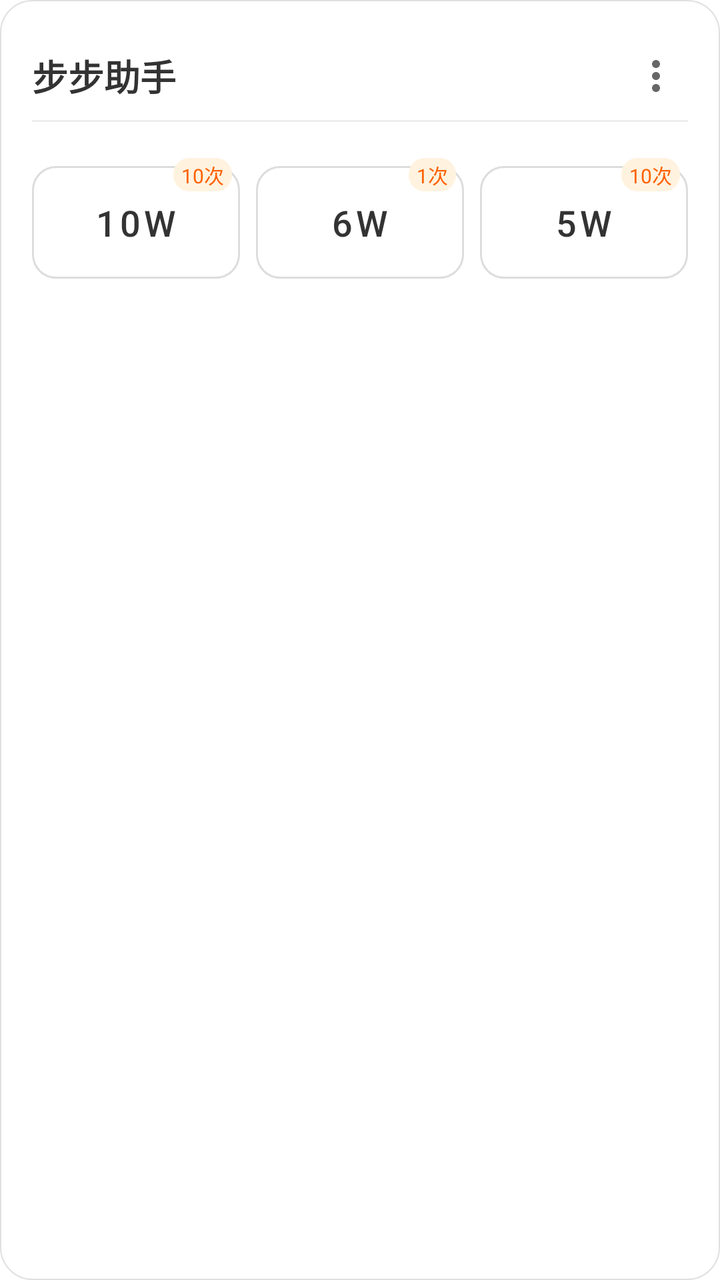
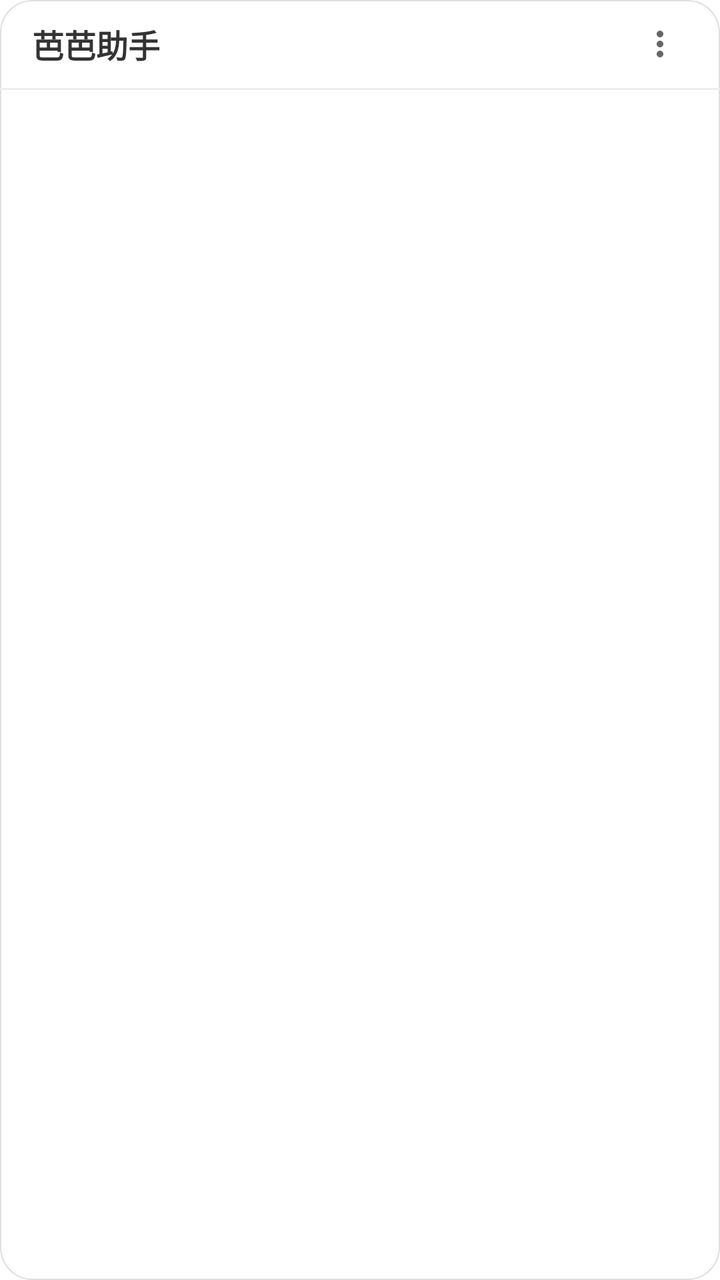

Two renders of the same Android screen: before a commit and after it. Below are the layout's source before the change and the commit's diff.
<!-- AndroidManifest.xml: application theme Theme.Bbzs -->
<!-- res/layout/layout_floating_menu.xml -->
<?xml version="1.0" encoding="utf-8"?>
<LinearLayout xmlns:android="http://schemas.android.com/apk/res/android"
    xmlns:app="http://schemas.android.com/apk/res-auto"
    android:layout_width="300dp"
    android:layout_height="wrap_content"
    android:orientation="vertical"
    android:background="@drawable/bg_menu_panel"
    android:padding="16dp">

    
    <RelativeLayout
        android:layout_width="match_parent"
        android:layout_height="wrap_content"
        android:paddingBottom="12dp">

        <TextView
            android:layout_width="wrap_content"
            android:layout_height="wrap_content"
            android:text="步步助手"
            android:textSize="18sp"
            android:textColor="#333333"
            android:textStyle="bold"
            android:layout_centerVertical="true" />

        <ImageView
            android:id="@+id/iv_menu_more"
            android:layout_width="32dp"
            android:layout_height="32dp"
            android:layout_alignParentEnd="true"
            android:layout_centerVertical="true"
            android:src="@drawable/ic_more"
            android:contentDescription="更多选项"
            android:padding="4dp"
            android:clickable="true"
            android:focusable="true" />

    </RelativeLayout>

    
    <View
        android:layout_width="match_parent"
        android:layout_height="1dp"
        android:background="#EEEEEE" />

    
    <LinearLayout
        android:layout_width="match_parent"
        android:layout_height="wrap_content"
        android:orientation="horizontal"
        android:layout_marginTop="16dp"
        android:gravity="center">

        
        <FrameLayout
            android:layout_width="0dp"
            android:layout_height="wrap_content"
            android:layout_weight="1"
            android:layout_marginEnd="8dp">

            <com.google.android.material.button.MaterialButton
                android:id="@+id/btn_10w"
                style="@style/FunctionButton"
                android:layout_width="match_parent"
                android:layout_height="wrap_content"
                android:text="10W"
                app:cornerRadius="12dp" />

            <TextView
                android:layout_width="wrap_content"
                android:layout_height="wrap_content"
                android:layout_gravity="end|top"
                android:layout_marginTop="2dp"
                android:layout_marginEnd="4dp"
                android:text="10次"
                android:textSize="10sp"
                android:textColor="#FF6200"
                android:background="@drawable/bg_badge" />
        </FrameLayout>

        
        <FrameLayout
            android:layout_width="0dp"
            android:layout_height="wrap_content"
            android:layout_weight="1"
            android:layout_marginEnd="8dp">

            <com.google.android.material.button.MaterialButton
                android:id="@+id/btn_6w"
                style="@style/FunctionButton"
                android:layout_width="match_parent"
                android:layout_height="wrap_content"
                android:text="6W"
                app:cornerRadius="12dp" />

            <TextView
                android:layout_width="wrap_content"
                android:layout_height="wrap_content"
                android:layout_gravity="end|top"
                android:layout_marginTop="2dp"
                android:layout_marginEnd="4dp"
                android:text="1次"
                android:textSize="10sp"
                android:textColor="#FF6200"
                android:background="@drawable/bg_badge" />
        </FrameLayout>

        
        <FrameLayout
            android:layout_width="0dp"
            android:layout_height="wrap_content"
            android:layout_weight="1">

            <com.google.android.material.button.MaterialButton
                android:id="@+id/btn_5w"
                style="@style/FunctionButton"
                android:layout_width="match_parent"
                android:layout_height="wrap_content"
                android:text="5W"
                app:cornerRadius="12dp" />

            <TextView
                android:layout_width="wrap_content"
                android:layout_height="wrap_content"
                android:layout_gravity="end|top"
                android:layout_marginTop="2dp"
                android:layout_marginEnd="4dp"
                android:text="10次"
                android:textSize="10sp"
                android:textColor="#FF6200"
                android:background="@drawable/bg_badge" />
        </FrameLayout>

    </LinearLayout>

</LinearLayout>
<!-- resources referenced by this layout -->
<resources>
  <!-- drawable bg_badge (drawable) -->
  <?xml version="1.0" encoding="utf-8"?>
  <shape xmlns:android="http://schemas.android.com/apk/res/android"
      android:shape="rectangle">
      <solid android:color="#FFF3E0" />
      <corners android:radius="8dp" />
      <padding
          android:left="4dp"
          android:top="1dp"
          android:right="4dp"
          android:bottom="1dp" />
  </shape>
  <!-- drawable bg_menu_panel (drawable) -->
  <?xml version="1.0" encoding="utf-8"?>
  <shape xmlns:android="http://schemas.android.com/apk/res/android"
      android:shape="rectangle">
      <solid android:color="#FFFFFF" />
      <corners android:radius="16dp" />
      <stroke
          android:width="0.5dp"
          android:color="#E0E0E0" />
  </shape>
  <!-- drawable ic_more (drawable) -->
  <?xml version="1.0" encoding="utf-8"?>
  <vector xmlns:android="http://schemas.android.com/apk/res/android"
      android:width="24dp"
      android:height="24dp"
      android:viewportWidth="24"
      android:viewportHeight="24">
      <path
          android:fillColor="#666666"
          android:pathData="M12,8c1.1,0 2,-0.9 2,-2s-0.9,-2 -2,-2 -2,0.9 -2,2 0.9,2 2,2zM12,10c-1.1,0 -2,0.9 -2,2s0.9,2 2,2 2,-0.9 2,-2 -0.9,-2 -2,-2zM12,16c-1.1,0 -2,0.9 -2,2s0.9,2 2,2 2,-0.9 2,-2 -0.9,-2 -2,-2z" />
  </vector>
  <style name="FunctionButton" parent="Widget.MaterialComponents.Button.OutlinedButton">
          <item name="android:textSize">18sp</item>
          <item name="android:textColor">#333333</item>
          <item name="cornerRadius">12dp</item>
          <item name="strokeColor">#DDDDDD</item>
          <item name="strokeWidth">1dp</item>
          <item name="android:paddingTop">16dp</item>
          <item name="android:paddingBottom">16dp</item>
      </style>
  <style name="Theme.Bbzs" parent="Theme.MaterialComponents.Light.NoActionBar">
          <item name="colorPrimary">#FF6200</item>
          <item name="colorPrimaryVariant">#E55800</item>
          <item name="colorOnPrimary">#FFFFFF</item>
          <item name="colorSecondary">#03DAC5</item>
          <item name="colorOnSecondary">#000000</item>
      </style>
</resources>

<!-- the commit's change to res/layout/layout_floating_menu.xml (unified diff, before → after) -->
@@ -1,31 +1,37 @@
 <?xml version="1.0" encoding="utf-8"?>
 <LinearLayout xmlns:android="http://schemas.android.com/apk/res/android"
     xmlns:app="http://schemas.android.com/apk/res-auto"
-    android:layout_width="300dp"
+    android:layout_width="340dp"
     android:layout_height="wrap_content"
+    android:maxHeight="600dp"
     android:orientation="vertical"
-    android:background="@drawable/bg_menu_panel"
-    android:padding="16dp">
+    android:background="@drawable/bg_menu_panel">
 
     
     <RelativeLayout
+        android:id="@+id/title_bar"
         android:layout_width="match_parent"
         android:layout_height="wrap_content"
-        android:paddingBottom="12dp">
+        android:paddingStart="16dp"
+        android:paddingEnd="16dp"
+        android:paddingTop="8dp"
+        android:paddingBottom="8dp"
+        android:clickable="true"
+        android:focusable="true">
 
         <TextView
             android:layout_width="wrap_content"
             android:layout_height="wrap_content"
-            android:text="步步助手"
-            android:textSize="18sp"
+            android:text="芭芭助手"
+            android:textSize="16sp"
             android:textColor="#333333"
             android:textStyle="bold"
             android:layout_centerVertical="true" />
 
         <ImageView
             android:id="@+id/iv_menu_more"
-            android:layout_width="32dp"
-            android:layout_height="32dp"
+            android:layout_width="28dp"
+            android:layout_height="28dp"
             android:layout_alignParentEnd="true"
             android:layout_centerVertical="true"
             android:src="@drawable/ic_more"
@@ -43,93 +49,18 @@
         android:background="#EEEEEE" />
 
     
-    <LinearLayout
+    <ScrollView
         android:layout_width="match_parent"
         android:layout_height="wrap_content"
-        android:orientation="horizontal"
-        android:layout_marginTop="16dp"
-        android:gravity="center">
+        android:padding="20dp"
+        android:scrollbars="vertical">
 
-        
-        <FrameLayout
-            android:layout_width="0dp"
+        <LinearLayout
+            android:id="@+id/content_container"
+            android:layout_width="match_parent"
             android:layout_height="wrap_content"
-            android:layout_weight="1"
-            android:layout_marginEnd="8dp">
+            android:orientation="vertical" />
 
-            <com.google.android.material.button.MaterialButton
-                android:id="@+id/btn_10w"
-                style="@style/FunctionButton"
-                android:layout_width="match_parent"
-                android:layout_height="wrap_content"
-                android:text="10W"
-                app:cornerRadius="12dp" />
-
-            <TextView
-                android:layout_width="wrap_content"
-                android:layout_height="wrap_content"
-                android:layout_gravity="end|top"
-                android:layout_marginTop="2dp"
-                android:layout_marginEnd="4dp"
-                android:text="10次"
-                android:textSize="10sp"
-                android:textColor="#FF6200"
-                android:background="@drawable/bg_badge" />
-        </FrameLayout>
-
-        
-        <FrameLayout
-            android:layout_width="0dp"
-            android:layout_height="wrap_content"
-            android:layout_weight="1"
-            android:layout_marginEnd="8dp">
-
-            <com.google.android.material.button.MaterialButton
-                android:id="@+id/btn_6w"
-                style="@style/FunctionButton"
-                android:layout_width="match_parent"
-                android:layout_height="wrap_content"
-                android:text="6W"
-                app:cornerRadius="12dp" />
-
-            <TextView
-                android:layout_width="wrap_content"
-                android:layout_height="wrap_content"
-                android:layout_gravity="end|top"
-                android:layout_marginTop="2dp"
-                android:layout_marginEnd="4dp"
-                android:text="1次"
-                android:textSize="10sp"
-                android:textColor="#FF6200"
-                android:background="@drawable/bg_badge" />
-        </FrameLayout>
-
-        
-        <FrameLayout
-            android:layout_width="0dp"
-            android:layout_height="wrap_content"
-            android:layout_weight="1">
-
-            <com.google.android.material.button.MaterialButton
-                android:id="@+id/btn_5w"
-                style="@style/FunctionButton"
-                android:layout_width="match_parent"
-                android:layout_height="wrap_content"
-                android:text="5W"
-                app:cornerRadius="12dp" />
-
-            <TextView
-                android:layout_width="wrap_content"
-                android:layout_height="wrap_content"
-                android:layout_gravity="end|top"
-                android:layout_marginTop="2dp"
-                android:layout_marginEnd="4dp"
-                android:text="10次"
-                android:textSize="10sp"
-                android:textColor="#FF6200"
-                android:background="@drawable/bg_badge" />
-        </FrameLayout>
-
-    </LinearLayout>
+    </ScrollView>
 
 </LinearLayout>
<!-- resource entries referenced after the edit -->
@@ -1,17 +1,5 @@
 <!-- resources referenced by this layout -->
 <resources>
-  <!-- drawable bg_badge (drawable) -->
-  <?xml version="1.0" encoding="utf-8"?>
-  <shape xmlns:android="http://schemas.android.com/apk/res/android"
-      android:shape="rectangle">
-      <solid android:color="#FFF3E0" />
-      <corners android:radius="8dp" />
-      <padding
-          android:left="4dp"
-          android:top="1dp"
-          android:right="4dp"
-          android:bottom="1dp" />
-  </shape>
   <!-- drawable bg_menu_panel (drawable) -->
   <?xml version="1.0" encoding="utf-8"?>
   <shape xmlns:android="http://schemas.android.com/apk/res/android"
@@ -33,15 +21,6 @@
           android:fillColor="#666666"
           android:pathData="M12,8c1.1,0 2,-0.9 2,-2s-0.9,-2 -2,-2 -2,0.9 -2,2 0.9,2 2,2zM12,10c-1.1,0 -2,0.9 -2,2s0.9,2 2,2 2,-0.9 2,-2 -0.9,-2 -2,-2zM12,16c-1.1,0 -2,0.9 -2,2s0.9,2 2,2 2,-0.9 2,-2 -0.9,-2 -2,-2z" />
   </vector>
-  <style name="FunctionButton" parent="Widget.MaterialComponents.Button.OutlinedButton">
-          <item name="android:textSize">18sp</item>
-          <item name="android:textColor">#333333</item>
-          <item name="cornerRadius">12dp</item>
-          <item name="strokeColor">#DDDDDD</item>
-          <item name="strokeWidth">1dp</item>
-          <item name="android:paddingTop">16dp</item>
-          <item name="android:paddingBottom">16dp</item>
-      </style>
   <style name="Theme.Bbzs" parent="Theme.MaterialComponents.Light.NoActionBar">
           <item name="colorPrimary">#FF6200</item>
           <item name="colorPrimaryVariant">#E55800</item>
